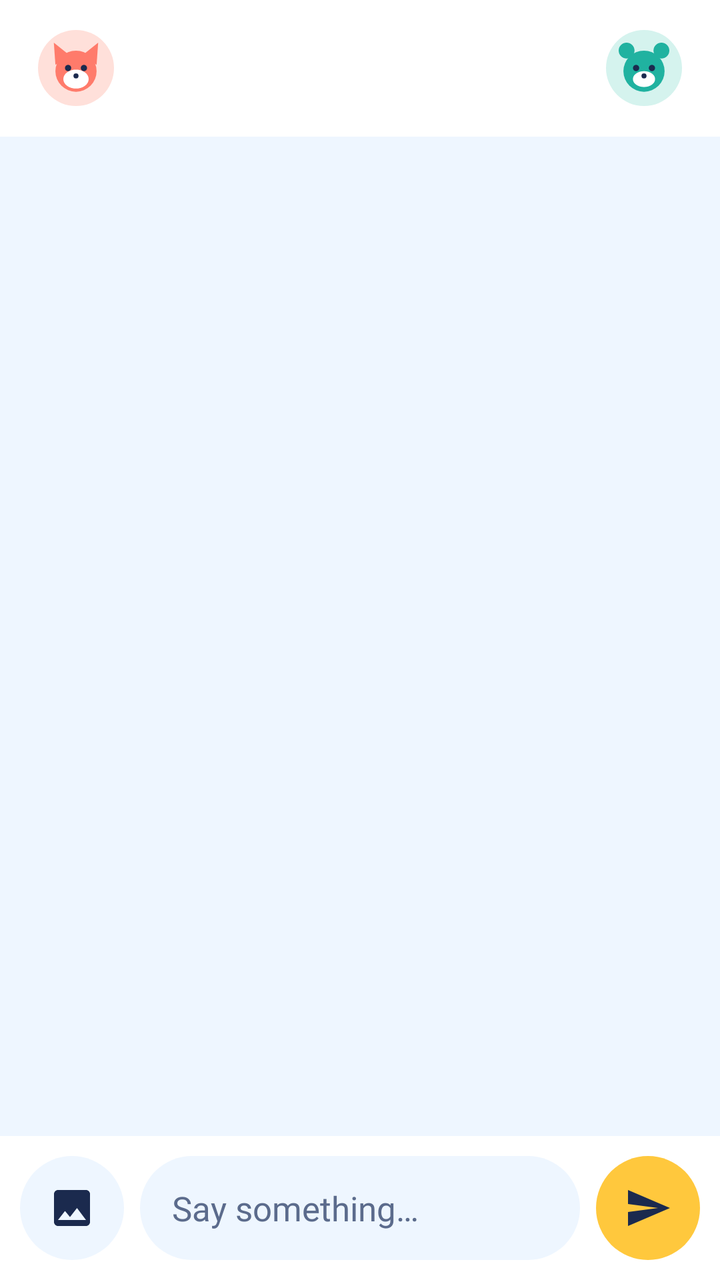
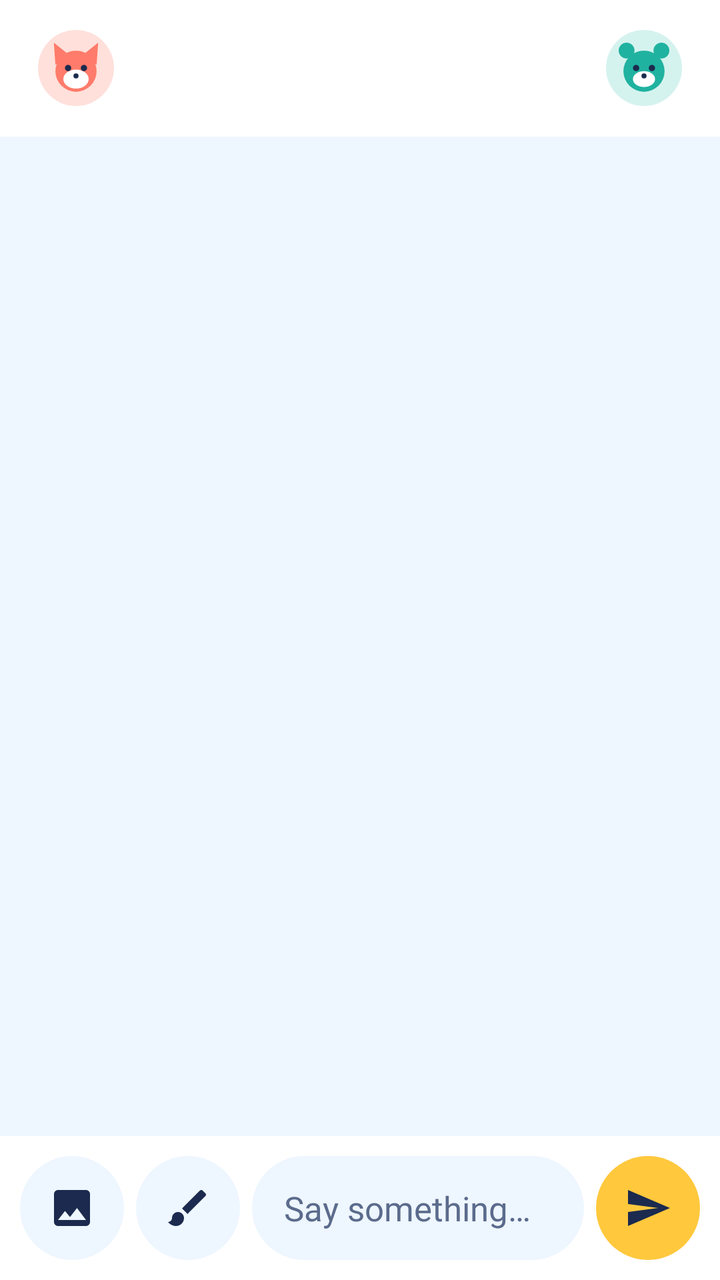

Screens rendered from an Android XML layout before and after an edit, with the pre-edit source and the edit as a unified diff.
<!-- AndroidManifest.xml: activity theme Theme.KidsChat -->
<!-- res/layout/activity_chat.xml -->
<?xml version="1.0" encoding="utf-8"?>
<LinearLayout xmlns:android="http://schemas.android.com/apk/res/android"
    xmlns:app="http://schemas.android.com/apk/res-auto"
    xmlns:tools="http://schemas.android.com/tools"
    android:id="@+id/chat_root"
    android:layout_width="match_parent"
    android:layout_height="match_parent"
    android:orientation="vertical">

    
    <LinearLayout
        android:id="@+id/chat_top"
        android:layout_width="match_parent"
        android:layout_height="wrap_content"
        android:background="@color/kids_card"
        android:gravity="center_vertical"
        android:orientation="horizontal"
        android:paddingHorizontal="14dp"
        android:paddingVertical="10dp">

        <ImageButton
            android:id="@+id/chat_user_one"
            android:layout_width="48dp"
            android:layout_height="48dp"
            android:background="@null"
            android:padding="5dp"
            android:scaleType="fitCenter"
            android:src="@drawable/ic_kid_fox"
            tools:ignore="ContentDescription" />

        <LinearLayout
            android:layout_width="0dp"
            android:layout_height="wrap_content"
            android:layout_marginHorizontal="12dp"
            android:layout_weight="1"
            android:orientation="vertical">

            <TextView
                android:id="@+id/chat_turn"
                style="@style/KidsDisplay"
                android:layout_width="match_parent"
                android:layout_height="wrap_content"
                android:accessibilityHeading="true"
                android:textSize="22sp" />

            <TextView
                android:id="@+id/chat_turn_hint"
                style="@style/KidsText.Small"
                android:layout_width="match_parent"
                android:layout_height="wrap_content" />
        </LinearLayout>

        <ImageButton
            android:id="@+id/chat_user_two"
            android:layout_width="48dp"
            android:layout_height="48dp"
            android:background="@null"
            android:padding="5dp"
            android:scaleType="fitCenter"
            android:src="@drawable/ic_kid_bear"
            tools:ignore="ContentDescription" />
    </LinearLayout>

    
    <ScrollView
        android:id="@+id/chat_locked"
        android:layout_width="match_parent"
        android:layout_height="0dp"
        android:layout_weight="1"
        android:fillViewport="true"
        android:visibility="gone">

        <LinearLayout
            android:layout_width="match_parent"
            android:layout_height="wrap_content"
            android:gravity="center"
            android:orientation="vertical"
            android:padding="28dp">

            <LinearLayout
                android:layout_width="wrap_content"
                android:layout_height="wrap_content"
                android:gravity="bottom"
                android:importantForAccessibility="noHideDescendants"
                android:orientation="horizontal">

                <ImageView
                    android:layout_width="72dp"
                    android:layout_height="72dp"
                    android:src="@drawable/ic_kid_fox"
                    tools:ignore="ContentDescription" />

                <ImageView
                    android:layout_width="96dp"
                    android:layout_height="96dp"
                    android:layout_marginHorizontal="6dp"
                    android:src="@drawable/ic_helper_sun"
                    tools:ignore="ContentDescription" />

                <ImageView
                    android:layout_width="72dp"
                    android:layout_height="72dp"
                    android:src="@drawable/ic_kid_bear"
                    tools:ignore="ContentDescription" />
            </LinearLayout>

            <TextView
                style="@style/KidsDisplay"
                android:layout_width="match_parent"
                android:layout_height="wrap_content"
                android:layout_marginTop="18dp"
                android:accessibilityHeading="true"
                android:gravity="center"
                android:text="@string/chat_locked_title"
                android:textSize="28sp" />

            <TextView
                android:id="@+id/chat_locked_text"
                style="@style/KidsText"
                android:layout_width="match_parent"
                android:layout_height="wrap_content"
                android:layout_marginTop="8dp"
                android:accessibilityLiveRegion="polite"
                android:gravity="center"
                android:text="@string/chat_locked" />

            <Button
                android:id="@+id/chat_download"
                style="@style/KidsButton"
                android:layout_width="match_parent"
                android:layout_height="wrap_content"
                android:layout_marginTop="20dp"
                android:text="@string/chat_download"
                app:icon="@drawable/ic_kids_download" />

            
            <Button
                android:id="@+id/chat_models"
                style="?attr/borderlessButtonStyle"
                android:layout_width="match_parent"
                android:layout_height="wrap_content"
                android:fontFamily="@font/andika_regular"
                android:text="@string/chat_models"
                android:textColor="@color/kids_ink_soft"
                android:textSize="15sp" />
        </LinearLayout>
    </ScrollView>

    
    <LinearLayout
        android:id="@+id/chat_middle"
        android:layout_width="match_parent"
        android:layout_height="0dp"
        android:layout_weight="1"
        android:orientation="vertical">

        
        <FrameLayout
            android:layout_width="match_parent"
            android:layout_height="0dp"
            android:layout_weight="1"
            tools:ignore="NestedWeights">

            <androidx.recyclerview.widget.RecyclerView
                android:id="@+id/chat_messages"
                android:layout_width="match_parent"
                android:layout_height="match_parent"
                android:clipToPadding="false"
                android:contentDescription="@string/chat_conversation"
                android:paddingHorizontal="10dp"
                android:paddingVertical="8dp" />

            <TextView
                android:id="@+id/chat_empty"
                style="@style/KidsDisplay"
                android:layout_width="match_parent"
                android:layout_height="wrap_content"
                android:layout_gravity="center"
                android:gravity="center"
                android:padding="32dp"
                android:textSize="28sp" />
        </FrameLayout>

        
        <ScrollView
            android:id="@+id/chat_personal"
            android:layout_width="match_parent"
            android:layout_height="wrap_content"
            android:layout_marginHorizontal="10dp"
            android:layout_marginBottom="10dp"
            android:visibility="gone">

            <LinearLayout
                android:layout_width="match_parent"
                android:layout_height="wrap_content"
                android:background="@drawable/bg_kids_card"
                android:orientation="vertical"
                android:padding="14dp">

                <LinearLayout
                    android:layout_width="match_parent"
                    android:layout_height="wrap_content"
                    android:gravity="center_vertical"
                    android:orientation="horizontal">

                    <ImageView
                        android:layout_width="48dp"
                        android:layout_height="48dp"
                        android:layout_marginEnd="10dp"
                        android:importantForAccessibility="no"
                        android:src="@drawable/ic_helper_sun" />

                    <LinearLayout
                        android:layout_width="0dp"
                        android:layout_height="wrap_content"
                        android:layout_weight="1"
                        android:orientation="vertical">

                        <TextView
                            style="@style/KidsDisplay"
                            android:layout_width="match_parent"
                            android:layout_height="wrap_content"
                            android:accessibilityHeading="true"
                            android:text="@string/chat_personal_title" />

                        <TextView
                            style="@style/KidsText"
                            android:layout_width="match_parent"
                            android:layout_height="wrap_content"
                            android:text="@string/chat_personal_more"
                            android:textSize="15sp" />
                    </LinearLayout>
                </LinearLayout>

                
                <TextView
                    android:id="@+id/chat_personal_masked"
                    style="@style/KidsText"
                    android:layout_width="match_parent"
                    android:layout_height="wrap_content"
                    android:layout_marginTop="12dp"
                    android:background="@drawable/bg_chat_bubble"
                    android:paddingHorizontal="14dp"
                    android:paddingVertical="10dp" />

                <Button
                    android:id="@+id/chat_send_masked"
                    style="@style/KidsButton"
                    android:layout_width="match_parent"
                    android:layout_height="wrap_content"
                    android:layout_marginTop="10dp"
                    android:text="@string/chat_send_masked"
                    android:textColor="@color/kids_card"
                    app:backgroundTint="@color/kids_leaf"
                    app:icon="@drawable/ic_kids_check"
                    app:iconTint="@color/kids_card" />

                <Button
                    android:id="@+id/chat_change"
                    style="@style/KidsButton"
                    android:layout_width="match_parent"
                    android:layout_height="wrap_content"
                    android:text="@string/chat_change"
                    app:backgroundTint="@color/kids_sky"
                    app:icon="@drawable/ic_kids_edit" />

                <Button
                    android:id="@+id/chat_send_written"
                    style="?attr/borderlessButtonStyle"
                    android:layout_width="match_parent"
                    android:layout_height="wrap_content"
                    android:fontFamily="@font/andika_regular"
                    android:text="@string/chat_send_written"
                    android:textColor="@color/kids_ink_soft"
                    android:textSize="15sp" />
            </LinearLayout>
        </ScrollView>
    </LinearLayout>

    
    <LinearLayout
        android:id="@+id/chat_helper"
        android:layout_width="match_parent"
        android:layout_height="wrap_content"
        android:layout_marginHorizontal="10dp"
        android:layout_marginBottom="10dp"
        android:background="@drawable/bg_kids_card"
        android:gravity="center_vertical"
        android:orientation="horizontal"
        android:padding="12dp"
        android:visibility="gone">

        <ImageView
            android:layout_width="48dp"
            android:layout_height="48dp"
            android:layout_marginEnd="10dp"
            android:importantForAccessibility="no"
            android:src="@drawable/ic_helper_sun" />

        <LinearLayout
            android:layout_width="0dp"
            android:layout_height="wrap_content"
            android:layout_weight="1"
            android:orientation="vertical">

            <TextView
                android:id="@+id/chat_notice"
                style="@style/KidsDisplay"
                android:layout_width="match_parent"
                android:layout_height="wrap_content"
                android:accessibilityLiveRegion="polite" />

            <TextView
                android:id="@+id/chat_notice_more"
                style="@style/KidsText"
                android:layout_width="match_parent"
                android:layout_height="wrap_content"
                android:textSize="15sp" />
        </LinearLayout>
    </LinearLayout>

    
    <com.google.android.material.progressindicator.LinearProgressIndicator
        android:id="@+id/chat_progress"
        android:layout_width="match_parent"
        android:layout_height="wrap_content"
        android:contentDescription="@string/chat_checking"
        android:indeterminate="true"
        android:visibility="invisible"
        app:indicatorColor="@color/kids_leo"
        app:trackColor="@color/kids_card" />

    <LinearLayout
        android:id="@+id/chat_bar"
        android:layout_width="match_parent"
        android:layout_height="wrap_content"
        android:background="@color/kids_card"
        android:gravity="center_vertical"
        android:orientation="horizontal"
        android:paddingHorizontal="10dp"
        android:paddingVertical="10dp">

        <ImageButton
            android:id="@+id/chat_picture"
            android:layout_width="52dp"
            android:layout_height="52dp"
            android:background="@drawable/bg_kids_round"
            android:backgroundTint="@color/kids_sky"
            android:contentDescription="@string/chat_picture"
            android:src="@drawable/ic_kids_picture" />

        
        <EditText
            android:id="@+id/chat_input"
            style="@style/KidsText"
            android:layout_width="0dp"
            android:layout_height="wrap_content"
            android:layout_marginHorizontal="8dp"
            android:layout_weight="1"
            android:background="@drawable/bg_kids_field"
            android:hint="@string/chat_hint"
            android:imeOptions="flagNoPersonalizedLearning"
            android:importantForAutofill="no"
            android:inputType="textCapSentences|textMultiLine"
            android:maxLines="4"
            android:minHeight="52dp"
            android:paddingHorizontal="16dp"
            android:paddingVertical="12dp"
            android:textColorHint="@color/kids_ink_soft" />

        <ImageButton
            android:id="@+id/chat_send"
            android:layout_width="52dp"
            android:layout_height="52dp"
            android:background="@drawable/bg_kids_round"
            android:backgroundTint="@color/kids_sun"
            android:contentDescription="@string/chat_send"
            android:src="@drawable/ic_kids_send" />
    </LinearLayout>
</LinearLayout>
<!-- resources referenced by this layout -->
<resources>
  <!-- unchanged entries left out for length: 42 -->
</resources>

<!-- the commit's change to res/layout/activity_chat.xml (unified diff, before → after) -->
@@ -320,6 +320,33 @@
     </LinearLayout>
 
     
+    <LinearLayout
+        android:id="@+id/chat_ideas"
+        android:layout_width="match_parent"
+        android:layout_height="wrap_content"
+        android:orientation="horizontal"
+        android:paddingHorizontal="12dp"
+        android:paddingBottom="8dp"
+        android:visibility="gone">
+
+        <TextView
+            android:id="@+id/chat_idea_one"
+            style="@style/KidsIdea" />
+
+        <TextView
+            android:id="@+id/chat_idea_two"
+            style="@style/KidsIdea" />
+
+        <TextView
+            android:id="@+id/chat_idea_three"
+            style="@style/KidsIdea" />
+
+        <TextView
+            android:id="@+id/chat_idea_four"
+            style="@style/KidsIdea" />
+    </LinearLayout>
+
+    
     <com.google.android.material.progressindicator.LinearProgressIndicator
         android:id="@+id/chat_progress"
         android:layout_width="match_parent"
@@ -349,13 +376,23 @@
             android:contentDescription="@string/chat_picture"
             android:src="@drawable/ic_kids_picture" />
 
+        <ImageButton
+            android:id="@+id/chat_draw"
+            android:layout_width="52dp"
+            android:layout_height="52dp"
+            android:layout_marginStart="6dp"
+            android:background="@drawable/bg_kids_round"
+            android:backgroundTint="@color/kids_sky"
+            android:contentDescription="@string/chat_draw"
+            android:src="@drawable/ic_kids_brush" />
+
         
         <EditText
             android:id="@+id/chat_input"
             style="@style/KidsText"
             android:layout_width="0dp"
             android:layout_height="wrap_content"
-            android:layout_marginHorizontal="8dp"
+            android:layout_marginHorizontal="6dp"
             android:layout_weight="1"
             android:background="@drawable/bg_kids_field"
             android:hint="@string/chat_hint"
@@ -377,4 +414,121 @@
             android:contentDescription="@string/chat_send"
             android:src="@drawable/ic_kids_send" />
     </LinearLayout>
+
+    
+    <LinearLayout
+        android:id="@+id/chat_pad"
+        android:layout_width="match_parent"
+        android:layout_height="wrap_content"
+        android:background="@drawable/bg_kids_pad"
+        android:orientation="vertical"
+        android:padding="12dp"
+        android:visibility="gone">
+
+        <LinearLayout
+            android:layout_width="match_parent"
+            android:layout_height="wrap_content"
+            android:gravity="center_vertical"
+            android:orientation="horizontal">
+
+            <ImageButton
+                android:id="@+id/chat_crayon_one"
+                style="@style/KidsCrayon"
+                android:contentDescription="@string/chat_crayon_pink"
+                app:tint="@color/kids_mia" />
+
+            <ImageButton
+                android:id="@+id/chat_crayon_two"
+                style="@style/KidsCrayon"
+                android:contentDescription="@string/chat_crayon_sea"
+                app:tint="@color/kids_leo" />
+
+            <ImageButton
+                android:id="@+id/chat_crayon_three"
+                style="@style/KidsCrayon"
+                android:contentDescription="@string/chat_crayon_yellow"
+                app:tint="@color/kids_sun" />
+
+            <ImageButton
+                android:id="@+id/chat_crayon_four"
+                style="@style/KidsCrayon"
+                android:contentDescription="@string/chat_crayon_green"
+                app:tint="@color/kids_leaf" />
+
+            <ImageButton
+                android:id="@+id/chat_crayon_five"
+                style="@style/KidsCrayon"
+                android:contentDescription="@string/chat_crayon_blue"
+                app:tint="@color/kids_ink" />
+
+            <Space
+                android:layout_width="0dp"
+                android:layout_height="0dp"
+                android:layout_weight="1" />
+
+            <ImageButton
+                android:id="@+id/chat_undo"
+                android:layout_width="48dp"
+                android:layout_height="48dp"
+                android:background="@drawable/bg_kids_round"
+                android:backgroundTint="@color/kids_sky"
+                android:contentDescription="@string/chat_undo"
+                android:src="@drawable/ic_kids_undo" />
+
+            <ImageButton
+                android:id="@+id/chat_clear"
+                android:layout_width="48dp"
+                android:layout_height="48dp"
+                android:layout_marginStart="6dp"
+                android:background="@drawable/bg_kids_round"
+                android:backgroundTint="@color/kids_sky"
+                android:contentDescription="@string/chat_clear"
+                android:src="@drawable/ic_kids_bin" />
+        </LinearLayout>
+
+        <com.example.aikeyboard.ui.chat.KidsDrawView
+            android:id="@+id/chat_canvas"
+            android:layout_width="match_parent"
+            android:layout_height="220dp"
+            android:layout_marginTop="8dp"
+            android:background="@drawable/bg_kids_canvas"
+            android:contentDescription="@string/chat_canvas" />
+
+        <TextView
+            android:id="@+id/chat_pad_hint"
+            style="@style/KidsText.Small"
+            android:layout_width="match_parent"
+            android:layout_height="wrap_content"
+            android:layout_marginTop="6dp"
+            android:accessibilityLiveRegion="polite"
+            android:gravity="center"
+            android:text="@string/chat_pad_hint" />
+
+        <LinearLayout
+            android:layout_width="match_parent"
+            android:layout_height="wrap_content"
+            android:layout_marginTop="8dp"
+            android:gravity="center_vertical"
+            android:orientation="horizontal">
+
+            <ImageButton
+                android:id="@+id/chat_pad_close"
+                android:layout_width="52dp"
+                android:layout_height="52dp"
+                android:background="@drawable/bg_kids_round"
+                android:backgroundTint="@color/kids_sky"
+                android:contentDescription="@string/chat_pad_close"
+                android:src="@drawable/ic_kids_close" />
+
+            <Button
+                android:id="@+id/chat_send_drawing"
+                style="@style/KidsButton"
+                android:layout_width="0dp"
+                android:layout_height="wrap_content"
+                android:layout_marginStart="8dp"
+                android:layout_weight="1"
+                android:text="@string/chat_send_drawing"
+                app:icon="@drawable/ic_kids_send" />
+        </LinearLayout>
+    </LinearLayout>
 </LinearLayout>
<!-- resource entries referenced after the edit -->
@@ -1,5 +1,112 @@
 <!-- resources referenced by this layout -->
 <resources>
+  <!-- drawable bg_kids_canvas (drawable) -->
+  <?xml version="1.0" encoding="utf-8"?>
+  <shape xmlns:android="http://schemas.android.com/apk/res/android"
+      android:shape="rectangle">
+      <corners android:radius="16dp" />
+      <solid android:color="@color/kids_card" />
+      <stroke
+          android:width="2dp"
+          android:color="@color/kids_sky" />
+  </shape>
+  <!-- drawable bg_kids_pad (drawable) -->
+  <?xml version="1.0" encoding="utf-8"?>
+  <shape xmlns:android="http://schemas.android.com/apk/res/android"
+      android:shape="rectangle">
+      <corners
+          android:topLeftRadius="24dp"
+          android:topRightRadius="24dp" />
+      <solid android:color="@color/kids_card" />
+  </shape>
+  <!-- drawable ic_kids_bin (drawable) -->
+  <?xml version="1.0" encoding="utf-8"?>
+  <vector xmlns:android="http://schemas.android.com/apk/res/android"
+      android:width="24dp"
+      android:height="24dp"
+      android:tint="@color/kids_ink"
+      android:viewportWidth="24"
+      android:viewportHeight="24">
+      <path
+          android:fillColor="#FFFFFF"
+          android:pathData="M6,19c0,1.1 0.9,2 2,2h8c1.1,0 2,-0.9 2,-2V7H6v12zM19,4h-3.5l-1,-1h-5l-1,1H5v2h14V4z" />
+  </vector>
+  <!-- drawable ic_kids_brush (drawable) -->
+  <?xml version="1.0" encoding="utf-8"?>
+  <vector xmlns:android="http://schemas.android.com/apk/res/android"
+      android:width="24dp"
+      android:height="24dp"
+      android:tint="@color/kids_ink"
+      android:viewportWidth="24"
+      android:viewportHeight="24">
+      <path
+          android:fillColor="#FFFFFF"
+          android:pathData="M7,14c-1.66,0 -3,1.34 -3,3 0,1.31 -1.16,2 -2,2 0.92,1.22 2.49,2 4,2 2.21,0 4,-1.79 4,-4 0,-1.66 -1.34,-3 -3,-3zM20.71,4.63l-1.34,-1.34c-0.39,-0.39 -1.02,-0.39 -1.41,0L9,12.25 11.75,15l8.96,-8.96c0.39,-0.39 0.39,-1.02 0,-1.41z" />
+  </vector>
+  <!-- drawable ic_kids_close (drawable) -->
+  <?xml version="1.0" encoding="utf-8"?>
+  <vector xmlns:android="http://schemas.android.com/apk/res/android"
+      android:width="24dp"
+      android:height="24dp"
+      android:tint="@color/kids_ink"
+      android:viewportWidth="24"
+      android:viewportHeight="24">
+      <path
+          android:fillColor="#FFFFFF"
+          android:pathData="M19,6.41L17.59,5 12,10.59 6.41,5 5,6.41 10.59,12 5,17.59 6.41,19 12,13.41 17.59,19 19,17.59 13.41,12z" />
+  </vector>
+  <!-- drawable ic_kids_undo (drawable) -->
+  <?xml version="1.0" encoding="utf-8"?>
+  <vector xmlns:android="http://schemas.android.com/apk/res/android"
+      android:width="24dp"
+      android:height="24dp"
+      android:tint="@color/kids_ink"
+      android:viewportWidth="24"
+      android:viewportHeight="24">
+      <path
+          android:fillColor="#FFFFFF"
+          android:pathData="M12.5,8c-2.65,0 -5.05,0.99 -6.9,2.6L2,7v9h9l-3.62,-3.62c1.39,-1.16 3.16,-1.88 5.12,-1.88 3.54,0 6.55,2.31 7.6,5.5l2.37,-0.78C21.08,11.03 17.15,8 12.5,8z" />
+  </vector>
+  <string name="chat_canvas">Drawing pad</string>
+  <string name="chat_clear">Start again</string>
+  <string name="chat_crayon_blue">Dark blue crayon</string>
+  <string name="chat_crayon_green">Green crayon</string>
+  <string name="chat_crayon_pink">Pink crayon</string>
+  <string name="chat_crayon_sea">Sea green crayon</string>
+  <string name="chat_crayon_yellow">Yellow crayon</string>
+  <string name="chat_draw">Draw a picture</string>
+  <string name="chat_pad_close">Close the drawing pad</string>
+  <string name="chat_pad_hint">Draw a shape and I will tidy it up</string>
+  <string name="chat_send_drawing">Send my drawing</string>
+  <string name="chat_undo">Undo</string>
+  <style name="KidsCrayon">
+          <item name="android:layout_width">48dp</item>
+          <item name="android:layout_height">48dp</item>
+          <item name="android:background">@null</item>
+          <item name="android:padding">8dp</item>
+          <item name="android:scaleType">fitCenter</item>
+          <item name="android:src">@drawable/bg_kids_round</item>
+      </style>
+  <style name="KidsIdea">
+          <item name="android:layout_width">52dp</item>
+          <item name="android:layout_height">52dp</item>
+          <item name="android:layout_marginEnd">8dp</item>
+          <item name="android:background">@drawable/bg_kids_idea</item>
+          <item name="android:gravity">center</item>
+          <item name="android:textColor">@color/kids_ink</item>
+          <item name="android:textSize">24sp</item>
+          <item name="android:clickable">true</item>
+          <item name="android:focusable">true</item>
+      </style>
+  <!-- drawable bg_kids_idea (drawable) -->
+  <?xml version="1.0" encoding="utf-8"?>
+  <shape xmlns:android="http://schemas.android.com/apk/res/android"
+      android:shape="oval">
+      <solid android:color="@color/kids_card" />
+      <stroke
+          android:width="2dp"
+          android:color="@color/kids_sun" />
+  </shape>
   <!-- unchanged entries left out for length: 42 -->
 </resources>
 
